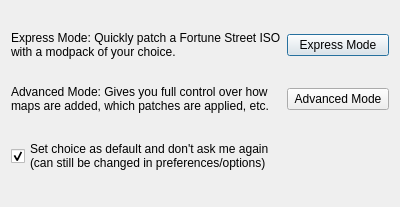
Qt form choosemode.ui (FortuneStreetModding/csmm-qt) before a commit.
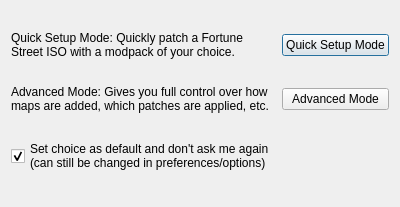
The same form after that commit.

Commit message: make default csmm mode changeable in preferences

What changed in the file:
```diff
--- a/choosemode.ui
+++ b/choosemode.ui
@@ -27,7 +27,7 @@
    <item row="0" column="1">
     <widget class="QPushButton" name="expressMode">
      <property name="text">
-      <string>Express Mode</string>
+      <string>Quick Setup Mode</string>
      </property>
     </widget>
    </item>
@@ -41,7 +41,7 @@
    <item row="0" column="0">
     <widget class="QLabel" name="label">
      <property name="text">
-      <string>Express Mode: Quickly patch a Fortune Street ISO with a modpack of your choice.</string>
+      <string>Quick Setup Mode: Quickly patch a Fortune Street ISO with a modpack of your choice.</string>
      </property>
      <property name="wordWrap">
       <bool>true</bool>
```
The commit also changes 6 other files.
